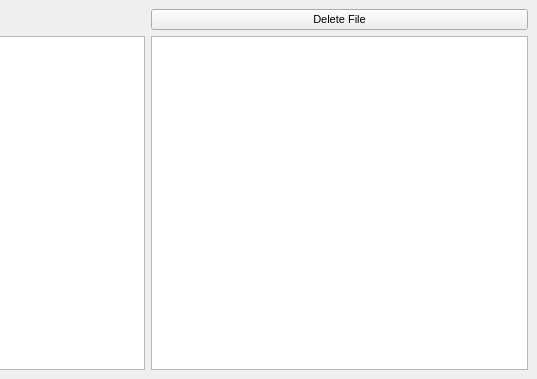
Above: GUI/resultGUI.ui from AlexDevFull/SearchDuplicateApp before the change; both pictures show x 242 to 779 and y 0 to 379 of the 779 by 379 pixel window. Below: the same form after it.
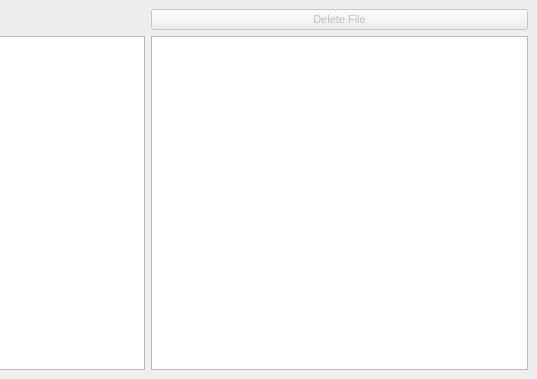
That is the form after the change.

Commit message: added the functionality of removing duplicates in the trash and the operation of the delete button

```diff
--- a/GUI/resultGUI.ui
+++ b/GUI/resultGUI.ui
@@ -44,6 +44,9 @@
       </item>
       <item>
        <widget class="QPushButton" name="del_pushButton">
+        <property name="enabled">
+         <bool>false</bool>
+        </property>
         <property name="text">
          <string>Delete File</string>
         </property>
```
The commit also changes 2 other files.
